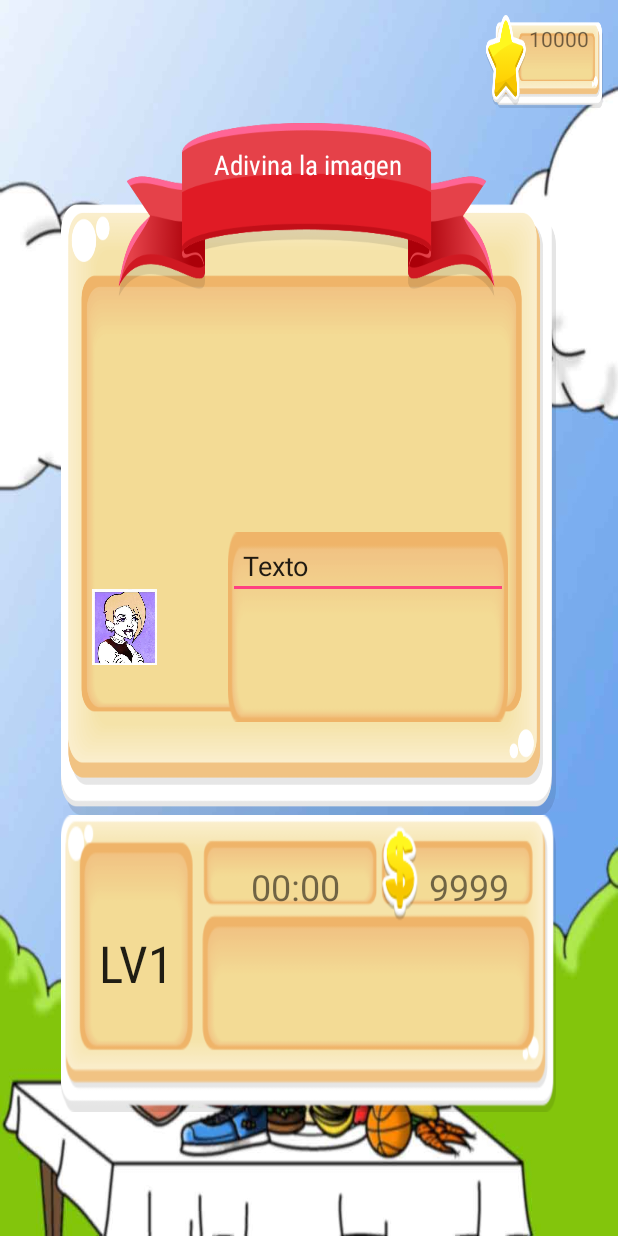
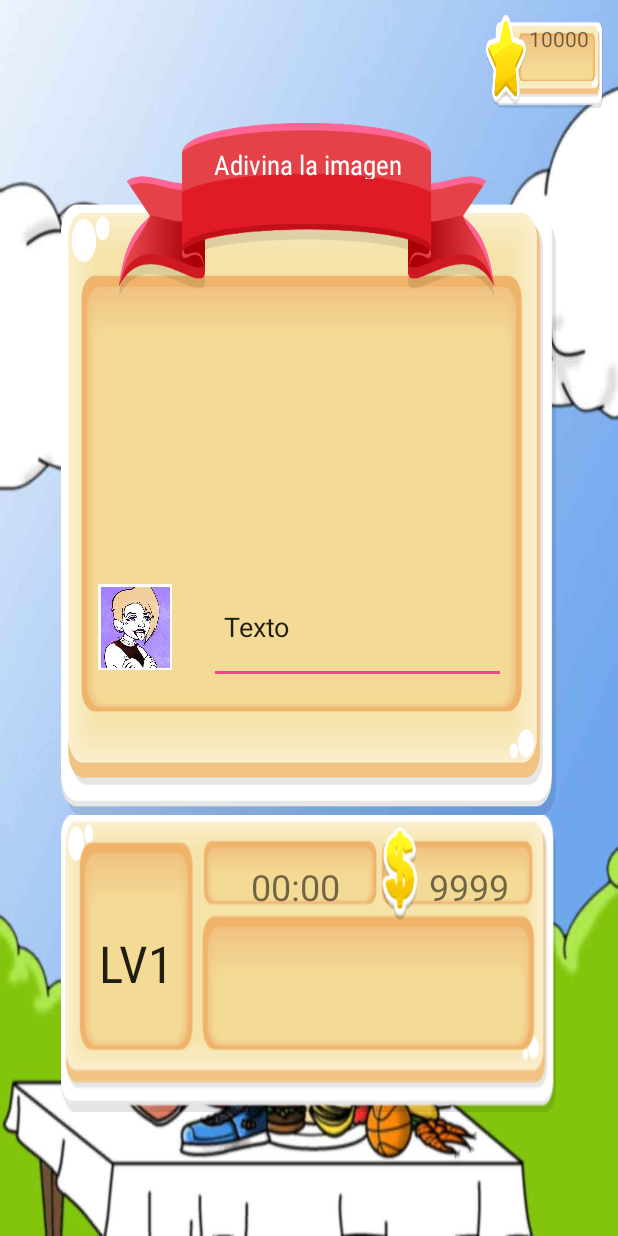
Before and after one commit to AlbertoC92/Mens-Fervida-Project, an Android app: the layout layout_pregunta_imagen1.xml on its own in the app's theme, with its tools: preview values and no code run, on a phone screen of 412 x 824 dp. Run offline under Robolectric (Android 15) with nearby library versions, the phone set to English and light mode, and no system bars.

Commit message:
Modificada alguna cosa de los pesos en la pregunta imagen

```diff
--- a/app/src/main/java/com/example/alber/mens_fervida_videogame/dialogoOpciones.java
+++ b/app/src/main/java/com/example/alber/mens_fervida_videogame/dialogoOpciones.java
@@ -8,6 +8,7 @@ import android.graphics.Point;
 import android.graphics.drawable.ColorDrawable;
 import android.os.Bundle;
 import android.view.Display;
+import android.view.LayoutInflater;
 import android.view.View;
 import android.view.Window;
 import android.view.WindowManager;
@@ -16,6 +17,7 @@ import android.widget.Button;
 import android.widget.EditText;
 import android.widget.GridView;
 import android.widget.ImageView;
+import android.widget.LinearLayout;
 import android.widget.Spinner;
 import android.widget.Toast;
 
@@ -67,7 +69,10 @@ public class dialogoOpciones extends Dialog {
     //metodo que inicializa botones
     public void configurarDialogo(){
         requestWindowFeature(Window.FEATURE_NO_TITLE);
-        setContentView(R.layout.layout_dialog_inicio);
+
+        LinearLayout ll=(LinearLayout) LayoutInflater.from(context).inflate(R.layout.layout_dialog_inicio, null);
+        setContentView(ll);
+
         listaPersonajes=(GridView)findViewById(R.id.listaPersonajes);
         adaptador=new AvataresAdapter(context);
         campoNombre=(EditText)findViewById(R.id.campoNombre);
@@ -91,4 +96,8 @@ public class dialogoOpciones extends Dialog {
         });
     }
 
+    public void okOpciones(View vista){
+        Toast.makeText(context, "hola", Toast.LENGTH_SHORT);
+    }
+
 }
--- a/app/src/main/res/layout/layout_pregunta_imagen1.xml
+++ b/app/src/main/res/layout/layout_pregunta_imagen1.xml
@@ -106,39 +106,46 @@
                         android:layout_width="0dp"
                         android:layout_weight="3"
                         android:layout_height="match_parent"
-                        android:weightSum="0"
-                        android:padding="15dp">
+                        android:weightSum="1"
+                        android:gravity="center">
 
                         <ImageView
-                            android:layout_width="match_parent"
+                            android:layout_width="0dp"
                             android:layout_height="match_parent"
                             app:srcCompat="@drawable/avatar1"
                             android:id="@+id/imageView2"
                             android:padding="0dp"
                             android:paddingLeft="0dp"
-                            android:layout_marginLeft="5dp"
-                            android:layout_weight="0" />
+                            android:layout_weight="0.5" />
                     </LinearLayout>
 
                     <LinearLayout
                         android:orientation="horizontal"
                         android:layout_width="0dp"
                         android:layout_height="match_parent"
-                        android:layout_weight="7"
-                        android:background="@drawable/campo_texto"
-                        android:layout_margin="32dp"
+                        android:layout_weight="6"
                         android:padding="0dp"
                         android:weightSum="2">
 
-                        <EditText
-                            android:layout_width="wrap_content"
-                            android:layout_height="wrap_content"
-                            android:inputType="textPersonName"
-                            android:text="Texto"
-                            android:ems="10"
-                            android:id="@+id/editText"
-                            android:layout_weight="1"
-                            android:padding="10dp" />
+                        <LinearLayout
+                            android:orientation="vertical"
+                            android:layout_width="0dp"
+                            android:layout_height="match_parent"
+                            android:layout_weight="2"
+                            android:weightSum="1"
+                            android:gravity="center">
+
+                            <EditText
+                                android:layout_width="match_parent"
+                                android:layout_height="0dp"
+                                android:inputType="textPersonName"
+                                android:text="Texto"
+                                android:ems="10"
+                                android:id="@+id/editText"
+                                android:padding="10dp"
+                                android:layout_weight="0.4" />
+                        </LinearLayout>
+
                     </LinearLayout>
                 </LinearLayout>
 
```
Also changed, not shown: app/src/main/res/drawable/panel_estrellas.png (added), app/src/main/res/drawable/vida_item.png (added).
